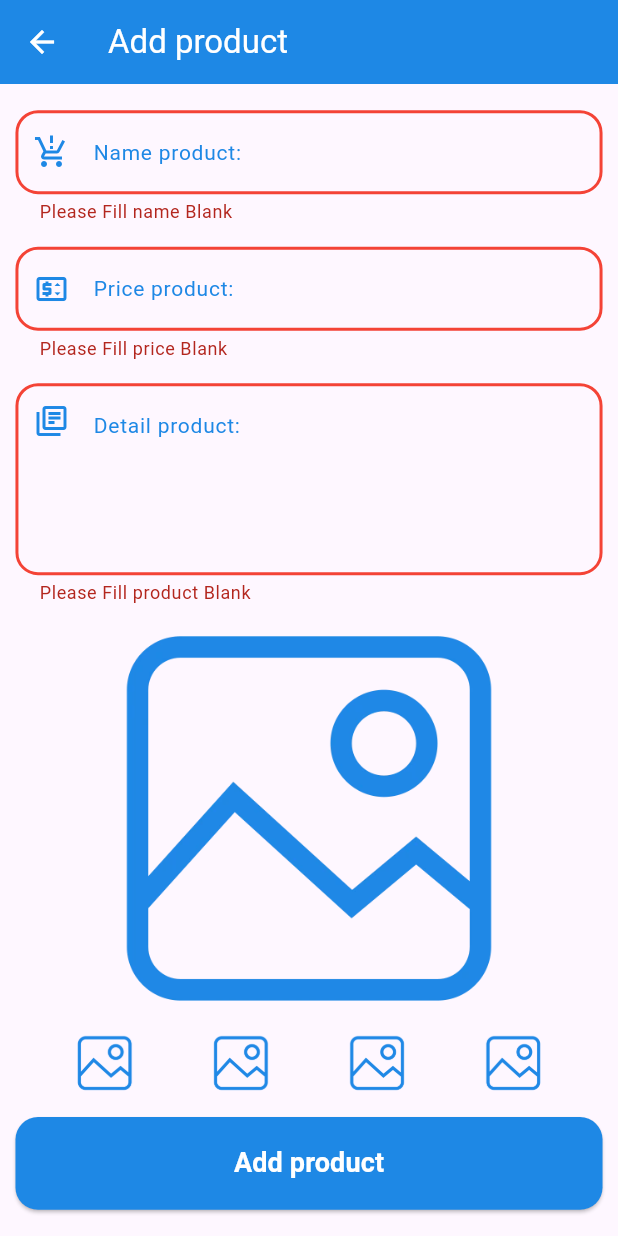
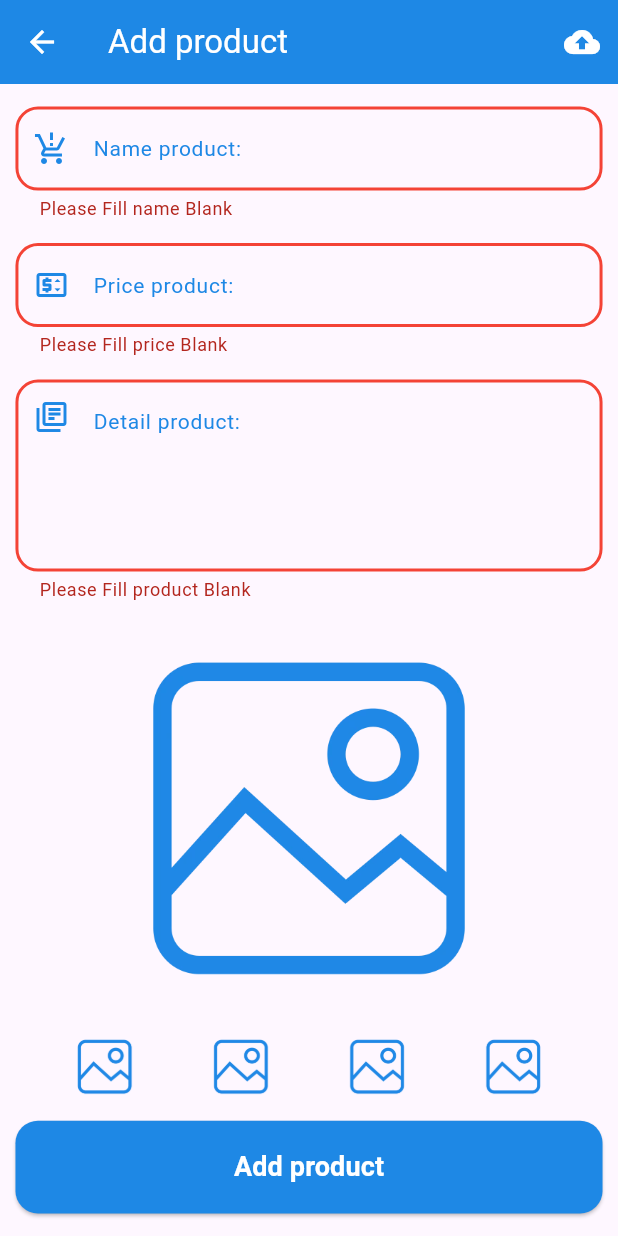
Before and after one commit to TonAndToon/Blogger, a Flutter app: the AddProduct screen opened by its route, after a tap on "Add product", on a phone screen of 412 x 824 dp. Run offline on Flutter 3.47's test engine with Material 3 defaults, Android fonts, the phone set to English and light mode, and no system bars; our stand-ins replace dio, geolocator, google_maps_flutter, image_picker, shared_preferences; accounts and stored records are empty; Roboto replaces fonts that are missing (NotoSanLaos).

Commit message:
coding show progress dailog add image to server api save product 20250624 0523 PM

```diff
--- a/lib/states/add_product.dart
+++ b/lib/states/add_product.dart
@@ -1,8 +1,11 @@
 import 'dart:io';
+import 'dart:math';
 
 import 'package:blogger/utility/my_contant.dart';
+import 'package:blogger/utility/my_dailog.dart';
 import 'package:blogger/widgets/show_image.dart';
 import 'package:blogger/widgets/show_title.dart';
+import 'package:dio/dio.dart';
 import 'package:flutter/material.dart';
 import 'package:image_picker/image_picker.dart';
 
@@ -22,6 +25,7 @@ class _AddProductState extends State<AddProduct> {
   void initState() {
     // TODO: implement initState
     super.initState();
+    initialFile();
   }
 
   void initialFile() {
@@ -34,6 +38,12 @@ class _AddProductState extends State<AddProduct> {
   Widget build(BuildContext context) {
     return Scaffold(
       appBar: AppBar(
+        actions: [
+          IconButton(
+            onPressed: () => processAddProduct(),
+            icon: Icon(Icons.cloud_upload),
+          ),
+        ],
         foregroundColor: MyContant.whColor,
         title: Text('Add product'),
       ),
@@ -76,7 +86,7 @@ class _AddProductState extends State<AddProduct> {
             child: ElevatedButton(
               style: MyContant().myButtonStyle(),
               onPressed: () {
-                if (formKey.currentState!.validate()) {}
+                processAddProduct();
               },
               child: Text(
                 'Add product',
@@ -89,6 +99,44 @@ class _AddProductState extends State<AddProduct> {
     );
   }
 
+  Future<Null> processAddProduct() async {
+    if (formKey.currentState!.validate()) {
+      bool checkFile = true;
+      for (var item in files) {
+        if (item == null) {
+          checkFile = false;
+        }
+      }
+      if (checkFile) {
+        //print('#### choose 4 item success');
+        MyDailog().showProgressDialog(context);
+
+        String apiSaveProduct = '${MyContant.domain}/bloggerr/saveProduct.php';
+
+        int loop = 0;
+        for (var item in files) {
+          int i = Random().nextInt(1000000);
+          String nameFile = 'product$i.jpg';
+          Map<String, dynamic> map = {};
+          map['file'] =
+              await MultipartFile.fromFile(item!.path, filename: nameFile);
+          FormData data = FormData.fromMap(map);
+          await Dio().post(apiSaveProduct, data: data).then((value) {
+            print('Upload success');
+            loop++;
+            if (loop >= files.length) {
+              Navigator.pop(context);
+            }
+
+          });
+        }
+      } else {
+        MyDailog()
+            .normalDailog(context, 'More Image', 'Please choose more image');
+      }
+    }
+  }
+
   Future<Null> processImagePicker(ImageSource source, int index) async {
     try {
       var result = await ImagePicker().pickImage(
@@ -96,10 +144,10 @@ class _AddProductState extends State<AddProduct> {
         maxWidth: 800,
         maxHeight: 800,
       );
+      //files[index] = File(result!.path);
       setState(() {
         file = File(result!.path);
         files[index] = file;
-
       });
     } catch (e) {}
   }
@@ -148,10 +196,15 @@ class _AddProductState extends State<AddProduct> {
   Column buildImage(BoxConstraints constraints) {
     return Column(
       children: [
-        Container(
-          width: constraints.maxWidth * 0.69,
-          height: constraints.maxWidth * 0.69,
-          child: file == null ? Image.asset(MyContant.iconphotolb) : Image.file(file!),
+        Padding(
+          padding: const EdgeInsets.symmetric(vertical: 23),
+          child: Container(
+            width: constraints.maxWidth * 0.59,
+            height: constraints.maxWidth * 0.59,
+            child: file == null
+                ? Image.asset(MyContant.iconphotolb)
+                : Image.file(file!),
+          ),
         ),
         Row(
           mainAxisAlignment: MainAxisAlignment.spaceEvenly,
@@ -161,9 +214,12 @@ class _AddProductState extends State<AddProduct> {
               height: 42,
               child: InkWell(
                 onTap: () => chooseSourceImageDialog(0),
-                child: Image.asset(
-                  MyContant.iconphotolb,
-                ),
+                child: files[0] == null
+                    ? Image.asset(MyContant.iconphotolb)
+                    : Image.file(
+                        files[0]!,
+                        fit: BoxFit.cover,
+                      ),
               ),
             ),
             Container(
@@ -171,9 +227,12 @@ class _AddProductState extends State<AddProduct> {
               height: 42,
               child: InkWell(
                 onTap: () => chooseSourceImageDialog(1),
-                child: Image.asset(
-                  MyContant.iconphotolb,
-                ),
+                child: files[1] == null
+                    ? Image.asset(MyContant.iconphotolb)
+                    : Image.file(
+                        files[1]!,
+                        fit: BoxFit.cover,
+                      ),
               ),
             ),
             Container(
@@ -181,9 +240,12 @@ class _AddProductState extends State<AddProduct> {
               height: 42,
               child: InkWell(
                 onTap: () => chooseSourceImageDialog(2),
-                child: Image.asset(
-                  MyContant.iconphotolb,
-                ),
+                child: files[2] == null
+                    ? Image.asset(MyContant.iconphotolb)
+                    : Image.file(
+                        files[2]!,
+                        fit: BoxFit.cover,
+                      ),
               ),
             ),
             Container(
@@ -191,9 +253,12 @@ class _AddProductState extends State<AddProduct> {
               height: 42,
               child: InkWell(
                 onTap: () => chooseSourceImageDialog(3),
-                child: Image.asset(
-                  MyContant.iconphotolb,
-                ),
+                child: files[3] == null
+                    ? Image.asset(MyContant.iconphotolb)
+                    : Image.file(
+                        files[3]!,
+                        fit: BoxFit.cover,
+                      ),
               ),
             ),
           ],
--- a/lib/utility/my_contant.dart
+++ b/lib/utility/my_contant.dart
@@ -4,7 +4,7 @@ class MyContant {
   //General
   static String appName = 'LDB Blogger';
   static String version = ' 20250605.V1.0.1';
-  static String domain = 'https://0300-115-84-76-170.ngrok-free.app';
+  static String domain = 'https://e5e9-202-136-243-67.ngrok-free.app';
 
   //Route
   static String rounteAuthen = '/authen';
--- a/lib/utility/my_dailog.dart
+++ b/lib/utility/my_dailog.dart
@@ -7,6 +7,18 @@ import 'package:flutter/material.dart';
 import 'package:geolocator/geolocator.dart';
 
 class MyDailog {
+  Future<Null> showProgressDialog(BuildContext context) async {
+    showDialog(
+      context: context,
+      builder: (context) => WillPopScope(
+        child: Center(child: CircularProgressIndicator(color: MyContant.lightColor,)),
+        onWillPop: () async {
+          return false;
+        },
+      ),
+    );
+  }
+
   Future<Null> alertLocationService(
       BuildContext context, String title, String messagebox) async {
     showDialog(
```
